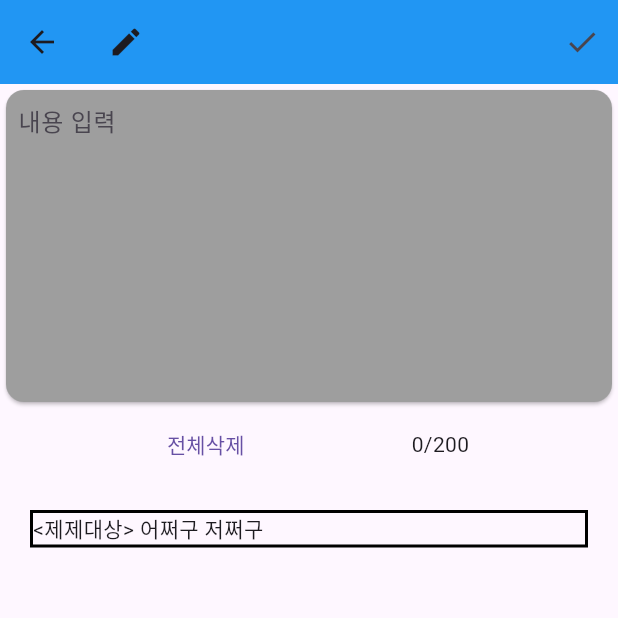
After one commit to lioncub999/MODU-flutter-setting, a Flutter app: the TalkWrite screen opened directly, after a tap on the "check" icon, on a phone screen of 412 x 824 dp, the top half of it. The commit adds this screen. Run offline on Flutter 3.47's test engine with Material 3 defaults, Android fonts, the phone set to English and light mode, and no system bars; our stand-ins replace flutter_dotenv, shared_preferences; accounts and stored records are empty; network calls fail.

Commit message:
토크 화면, 화면정리

```diff
--- /dev/null
+++ b/lib/apis/TalkApi.dart
@@ -0,0 +1,14 @@
+import 'package:http/src/response.dart';
+import 'package:modu_flutter/utils/axios.dart';
+
+class TalkApi {
+  static Future<Response> insertTalk(data) async{
+    var response = await ApiService.postRequest("/talk/insert", data);
+    return response;
+  }
+
+  static Future<Response> getTalkList() async {
+    var response = await ApiService.getRequest("/talk/list");
+    return response;
+  }
+}
--- a/lib/utils/axios.dart
+++ b/lib/utils/axios.dart
@@ -12,7 +12,9 @@ class ApiService {
     var token = prefs.getString('jwtToken');
 
     final uri = Uri.parse(apiUrl+url);
-    final headers = <String, String>{};
+    final headers = <String, String>{
+      'Content-Type': 'application/json',
+    };
     if (token != null) {
       headers['Authorization'] = 'Bearer $token';
     }
--- /dev/null
+++ b/lib/view/bodycont/main/talkwrite.dart
@@ -0,0 +1,70 @@
+import 'package:flutter/material.dart';
+import 'package:modu_flutter/apis/TalkApi.dart';
+import 'package:modu_flutter/main.dart';
+import 'package:provider/provider.dart';
+
+class TalkWrite extends StatefulWidget {
+  const TalkWrite({super.key});
+
+  @override
+  State<TalkWrite> createState() => _BoardWriteState();
+}
+
+class _BoardWriteState extends State<TalkWrite> {
+  var talkCont;
+
+  @override
+  Widget build(BuildContext context) {
+
+    return Scaffold(
+      appBar: AppBar(
+        backgroundColor: Colors.blue,
+        title: Icon(Icons.edit),
+        actions: [IconButton(onPressed: () async {
+          await TalkApi.insertTalk({"talkCont" : talkCont});
+          await context.read<MainStore>().getTalkList();
+          Navigator.pop(context);
+        }, icon: Icon(Icons.check))],
+      ),
+      body: Container(
+        child: Column(
+          children: [
+            Card(
+                color: Colors.grey,
+                child: Padding(
+                  padding: EdgeInsets.all(8.0),
+                  child: TextField(
+                    maxLines: 8, //or null
+                    decoration:
+                        InputDecoration.collapsed(hintText: "내용 입력"),
+                    onChanged: (value) {
+                      setState(() {
+                        talkCont = value;
+                      });
+                    },
+                  ),
+                )),
+            Row(
+              mainAxisAlignment: MainAxisAlignment.spaceEvenly,
+              children: [
+                TextButton(onPressed: () {},
+                    child: Text("전체삭제")),
+                Text("0/200")
+              ],
+            ),
+            Container(
+              width: double.infinity,
+              margin: EdgeInsets.all(20),
+              decoration: BoxDecoration(
+                  border: Border.all(
+                    color: Colors.black,
+                    width: 2,
+                  )),
+              child: Text("<제제대상> 어쩌구 저쩌구"),
+            )
+          ],
+        ),
+      ),
+    );
+  }
+}
--- a/lib/view/customWidget/listview.dart
+++ b/lib/view/customWidget/listview.dart
@@ -6,7 +6,7 @@ class CustomListView extends StatelessWidget {
   @override
   Widget build(BuildContext context) {
     return ListView.builder(
-        itemCount: 8,
+        itemCount: 1,
         itemBuilder: (c, i) {
           return Container(
               width: double.infinity,
--- a/pubspec.yaml
+++ b/pubspec.yaml
@@ -42,6 +42,7 @@ dependencies:
   flutter_dotenv: ^5.0.2
   shared_preferences: ^2.0.11
   permission_handler: ^11.3.1
+  intl: ^0.17.0
 
   # The following adds the Cupertino Icons font to your application.
   # Use with the CupertinoIcons class for iOS style icons.
```
Also changed, not shown: lib/main.dart (+10 -3 lines), lib/view/bodycont/main/mainpage.dart (+123 -7 lines), lib/view/customWidget/navigator.dart (deleted, +0 -16 lines), lib/view/layout/appbar/appbarUI.dart (+9 -13 lines), lib/view/layout/bottombar/bottombarUI.dart (+6 -6 lines), pubspec.lock, 1 other file.
